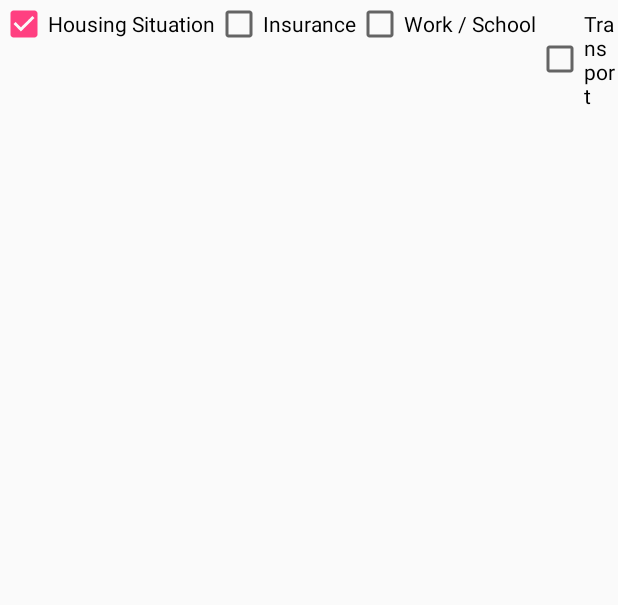
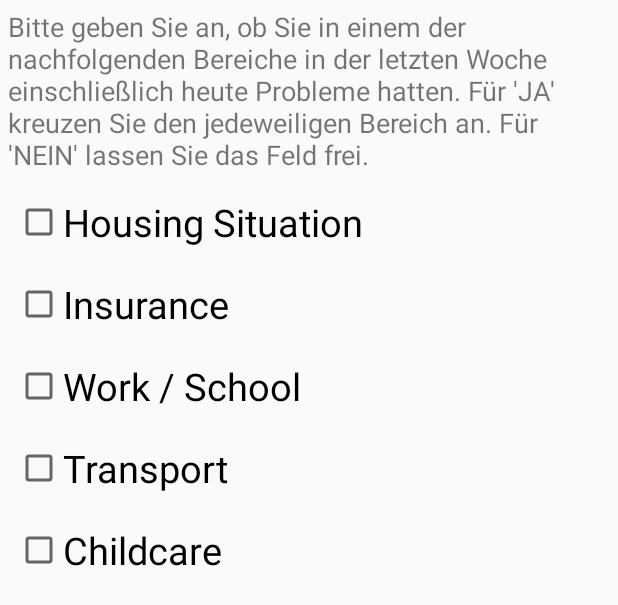
Before and after one commit to lidox/nccn-distress-thermometer, an Android app: the layout step_practical_problems.xml on its own in the app's theme, with its tools: preview values and no code run, on a phone screen of 412 x 824 dp. Shown: the top 605 px of the screen. Run offline under Robolectric (Android 15) with nearby library versions, the phone set to English and light mode, and no system bars.

Commit message:
set some ui elements to correct position and add logging

```diff
--- a/NCCN/app/src/main/java/com/artursworld/nccn/controller/wizard/WizardNCCN.java
+++ b/NCCN/app/src/main/java/com/artursworld/nccn/controller/wizard/WizardNCCN.java
@@ -1,6 +1,7 @@
 package com.artursworld.nccn.controller.wizard;
 
 import android.os.Bundle;
+import android.util.Log;
 
 import com.artursworld.nccn.R;
 import com.artursworld.nccn.controller.util.Strings;
@@ -40,7 +41,7 @@ public class WizardNCCN extends TextStepper {
     @Override
     public void onComplete() {
         super.onComplete();
-        System.out.println("completed Wizard NCCN");
+        Log.i(WizardNCCN.class.getSimpleName(), "completed Wizard NCCN");
     }
 
 }
--- a/NCCN/app/src/main/java/com/artursworld/nccn/model/wizard/PracticalProblemsStep.java
+++ b/NCCN/app/src/main/java/com/artursworld/nccn/model/wizard/PracticalProblemsStep.java
@@ -2,6 +2,7 @@ package com.artursworld.nccn.model.wizard;
 
 
 import android.os.Bundle;
+import android.util.Log;
 import android.view.LayoutInflater;
 import android.view.View;
 import android.view.ViewGroup;
@@ -50,12 +51,12 @@ public class PracticalProblemsStep extends AbstractStep {
 
     @Override
     public void onNext() {
-        System.out.println("onNext");
+        Log.i(PracticalProblemsStep.class.getSimpleName(), "onNext");
     }
 
     @Override
     public void onPrevious() {
-        System.out.println("onPrevious");
+        Log.i(PracticalProblemsStep.class.getSimpleName(), "onPrevious");
     }
 
     @Override
--- a/NCCN/app/src/main/res/layout/step_practical_problems.xml
+++ b/NCCN/app/src/main/res/layout/step_practical_problems.xml
@@ -1,40 +1,64 @@
 <?xml version="1.0" encoding="utf-8"?>
-<LinearLayout xmlns:android="http://schemas.android.com/apk/res/android"
+<ScrollView xmlns:android="http://schemas.android.com/apk/res/android"
     android:layout_width="match_parent"
     android:layout_height="match_parent">
-    <!--  Wohnsituation, Versicherung, Arbeit/ Schule, Beförderung ( Transport), Kinderbetreuung -->
-    <!-- Housing situation, insurance, work / school, transport (transport), childcare -->
+
+    <RelativeLayout
+        android:layout_width="match_parent"
+        android:layout_height="match_parent">
+
+        <TextView
+            android:id="@+id/title_label"
+            android:layout_width="match_parent"
+            android:layout_height="wrap_content"
+            android:layout_margin="5dp"
+            android:text="@string/checkbox_description"
+            android:textSize="@dimen/textAppearanceLabel" />
 
         <CheckBox
             android:id="@+id/housing_situation"
             android:layout_width="wrap_content"
             android:layout_height="wrap_content"
-        android:checked="true"
-        android:text="@string/housing_situation" />
+            android:layout_below="@+id/title_label"
+            android:layout_margin="10dp"
+            android:text="@string/housing_situation"
+            android:textSize="@dimen/textAppearanceLabelLarge" />
 
         <CheckBox
             android:id="@+id/insurance"
             android:layout_width="wrap_content"
             android:layout_height="wrap_content"
-        android:text="@string/insurance" />
+            android:layout_below="@+id/housing_situation"
+            android:layout_margin="10dp"
+            android:text="@string/insurance"
+            android:textSize="@dimen/textAppearanceLabelLarge" />
 
         <CheckBox
             android:id="@+id/work_or_school"
             android:layout_width="wrap_content"
             android:layout_height="wrap_content"
-        android:text="@string/work_or_school" />
+            android:layout_below="@+id/insurance"
+            android:layout_margin="10dp"
+            android:text="@string/work_or_school"
+            android:textSize="@dimen/textAppearanceLabelLarge" />
 
         <CheckBox
             android:id="@+id/transport"
             android:layout_width="wrap_content"
             android:layout_height="wrap_content"
-        android:text="@string/transport" />
+            android:layout_below="@+id/work_or_school"
+            android:layout_margin="10dp"
+            android:text="@string/transport"
+            android:textSize="@dimen/textAppearanceLabelLarge" />
 
         <CheckBox
             android:id="@+id/childcare"
             android:layout_width="wrap_content"
             android:layout_height="wrap_content"
-        android:text="@string/childcare" />
+            android:layout_below="@+id/transport"
+            android:layout_margin="10dp"
+            android:text="@string/childcare"
+            android:textSize="@dimen/textAppearanceLabelLarge" />
 
-
-</LinearLayout>
+    </RelativeLayout>
+</ScrollView>
--- a/NCCN/app/src/main/res/values/strings.xml
+++ b/NCCN/app/src/main/res/values/strings.xml
@@ -13,4 +13,9 @@
     <string name="work_or_school">Work / School</string>
     <string name="transport">Transport</string>
     <string name="childcare">Childcare</string>
+
+    <string name="enougt_power">Gar nicht belastet</string>
+    <string name="lot_of_problems">Extrem belastet</string>
+    <string name="thermometer_description">Bitte wählen Sie am Thermometer die Zahl aus (0-10 ), die am besten beschreibt, wie belastet Sie sich in der letzten Woche einschließlich heute gefühlt haben.</string>
+    <string name="checkbox_description">Bitte geben Sie an, ob Sie in einem der nachfolgenden Bereiche in der letzten Woche einschließlich heute Probleme hatten. Für \'JA\' kreuzen Sie den jedeweiligen Bereich an. Für \'NEIN\' lassen Sie das Feld frei.</string>
 </resources>
```
Also changed, not shown: NCCN/app/src/main/res/layout/thermometer_step.xml (+30 -8 lines). Lines whose indentation alone changed are shown as unchanged.
